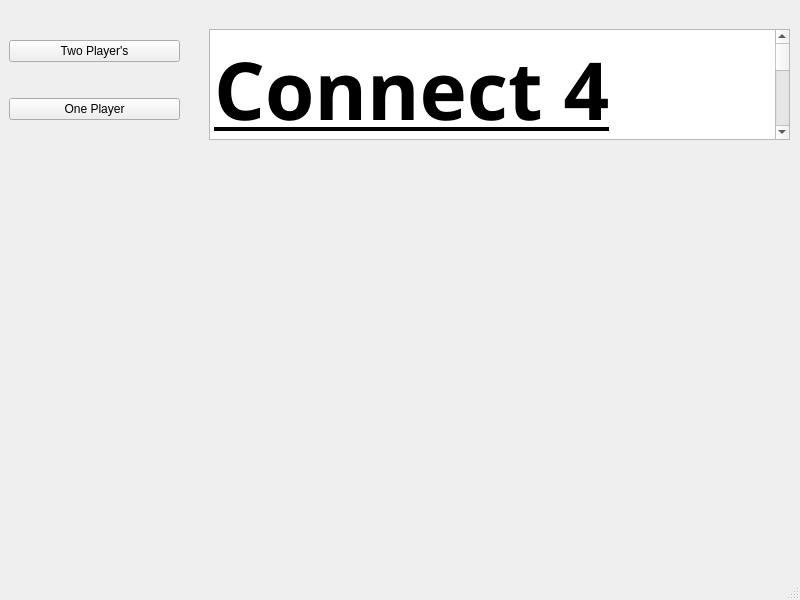
Qt form mainwindow.ui (jackalot/Connect-4-Class-Project) before a commit.
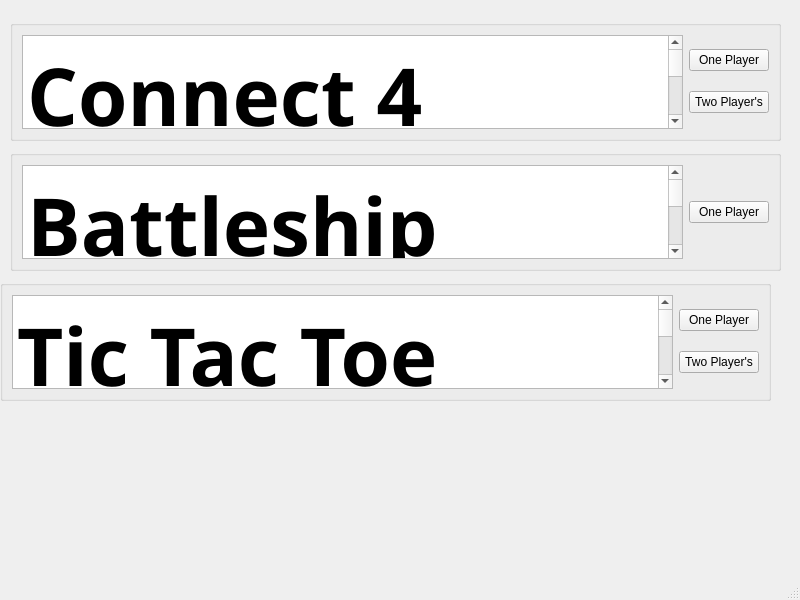
The same form after that commit.

Commit message: we now have reorganized main menu to have COnnect4, Tic Tac Toe, and battleship as options

The edit to the form file:
```diff
--- a/mainwindow.ui
+++ b/mainwindow.ui
@@ -14,40 +14,17 @@
    <string>MainWindow</string>
   </property>
   <widget class="QWidget" name="centralwidget">
-   <widget class="QWidget" name="verticalLayoutWidget">
+   <widget class="QGroupBox" name="Connect4">
     <property name="geometry">
      <rect>
-      <x>9</x>
-      <y>10</y>
-      <width>171</width>
-      <height>141</height>
+      <x>10</x>
+      <y>20</y>
+      <width>771</width>
+      <height>121</height>
      </rect>
     </property>
-    <layout class="QVBoxLayout" name="verticalLayout_2">
-     <item>
-      <widget class="QPushButton" name="TwoPlayerButton">
-       <property name="text">
-        <string>Two Player's</string>
-       </property>
-      </widget>
-     </item>
-     <item>
-      <widget class="QPushButton" name="OnePlayerButton">
-       <property name="text">
-        <string>One Player</string>
-       </property>
-      </widget>
-     </item>
-    </layout>
-   </widget>
-   <widget class="QWidget" name="horizontalLayoutWidget">
-    <property name="geometry">
-     <rect>
-      <x>209</x>
-      <y>29</y>
-      <width>581</width>
-      <height>111</height>
-     </rect>
+    <property name="title">
+     <string/>
     </property>
     <layout class="QHBoxLayout" name="horizontalLayout">
      <item>
@@ -65,6 +42,113 @@
 </string>
        </property>
       </widget>
+     </item>
+     <item>
+      <layout class="QVBoxLayout" name="Buttons">
+       <item>
+        <widget class="QPushButton" name="OnePlayerButton">
+         <property name="text">
+          <string>One Player</string>
+         </property>
+        </widget>
+       </item>
+       <item>
+        <widget class="QPushButton" name="TwoPlayerButton">
+         <property name="text">
+          <string>Two Player's</string>
+         </property>
+        </widget>
+       </item>
+      </layout>
+     </item>
+    </layout>
+   </widget>
+   <widget class="QGroupBox" name="BattleShip">
+    <property name="geometry">
+     <rect>
+      <x>10</x>
+      <y>150</y>
+      <width>771</width>
+      <height>121</height>
+     </rect>
+    </property>
+    <property name="title">
+     <string/>
+    </property>
+    <layout class="QHBoxLayout" name="horizontalLayout_2">
+     <item>
+      <widget class="QPlainTextEdit" name="plainTextEdit_2">
+       <property name="font">
+        <font>
+         <family>Comfortaa SemiBold</family>
+         <pointsize>60</pointsize>
+         <bold>true</bold>
+         <underline>true</underline>
+        </font>
+       </property>
+       <property name="plainText">
+        <string>Battleship</string>
+       </property>
+      </widget>
+     </item>
+     <item>
+      <layout class="QVBoxLayout" name="Buttons_2">
+       <item>
+        <widget class="QPushButton" name="OnePlayerButton_2">
+         <property name="text">
+          <string>One Player</string>
+         </property>
+        </widget>
+       </item>
+      </layout>
+     </item>
+    </layout>
+   </widget>
+   <widget class="QGroupBox" name="TicTacToe">
+    <property name="geometry">
+     <rect>
+      <x>0</x>
+      <y>280</y>
+      <width>771</width>
+      <height>121</height>
+     </rect>
+    </property>
+    <property name="title">
+     <string/>
+    </property>
+    <layout class="QHBoxLayout" name="horizontalLayout_3">
+     <item>
+      <widget class="QPlainTextEdit" name="plainTextEdit_3">
+       <property name="font">
+        <font>
+         <family>Comfortaa SemiBold</family>
+         <pointsize>60</pointsize>
+         <bold>true</bold>
+         <underline>true</underline>
+        </font>
+       </property>
+       <property name="plainText">
+        <string>Tic Tac Toe</string>
+       </property>
+      </widget>
+     </item>
+     <item>
+      <layout class="QVBoxLayout" name="Buttons_3">
+       <item>
+        <widget class="QPushButton" name="OnePlayerButton_3">
+         <property name="text">
+          <string>One Player</string>
+         </property>
+        </widget>
+       </item>
+       <item>
+        <widget class="QPushButton" name="TwoPlayerButton_3">
+         <property name="text">
+          <string>Two Player's</string>
+         </property>
+        </widget>
+       </item>
+      </layout>
      </item>
     </layout>
    </widget>
```
